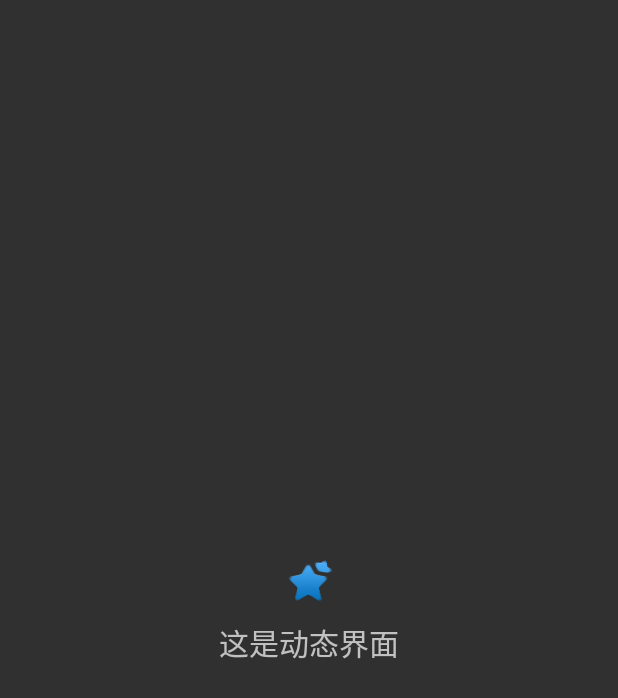
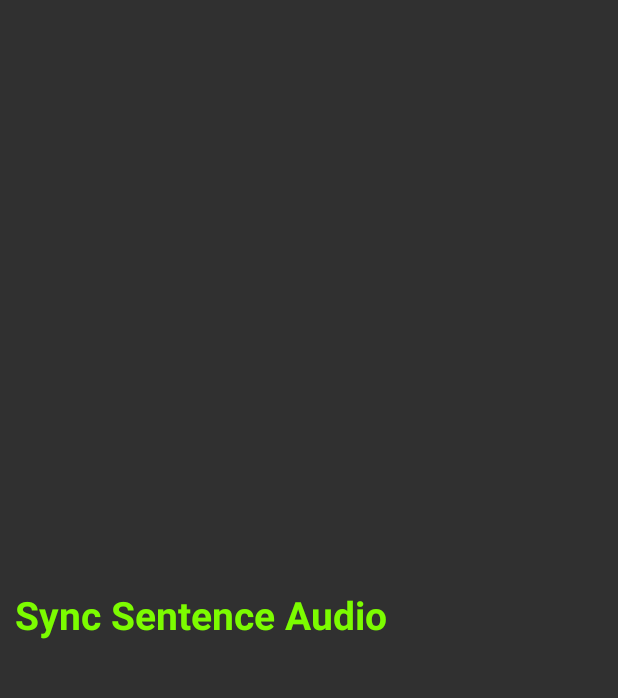
Before and after one commit to MYZ6/android-player, an Android app: the fragment SettingFragment shown on its own in the app's theme, on a phone screen of 412 x 824 dp. Shown: the top 698 px of the screen. Run offline under Robolectric (Android 15) with nearby library versions, the light colour scheme and no system bars; our stand-ins replace Volley.

Commit message:
sync sentence audio data from remote server

```diff
--- a/app/src/main/AndroidManifest.xml
+++ b/app/src/main/AndroidManifest.xml
@@ -36,6 +36,7 @@
 
     <uses-permission android:name="android.permission.READ_EXTERNAL_STORAGE" />
     <uses-permission android:name="android.permission.WRITE_EXTERNAL_STORAGE" />
+    <uses-permission android:name="android.permission.INTERNET" />
 
     <receiver android:name=".MusicIntentReceiver">
         <intent-filter>
--- a/app/src/main/java/com/chenyi/langeasy/MainActivity.java
+++ b/app/src/main/java/com/chenyi/langeasy/MainActivity.java
@@ -82,7 +82,7 @@ public class MainActivity extends Activity implements OnClickListener ,PlayListF
         fragmentManager = getFragmentManager();
         Log.i("test","123456");
         // 第一次启动时选中第0个tab
-        setTabSelection(0);
+        setTabSelection(2);
         Log.i("test","4567yui");
     }
 
--- a/app/src/main/java/com/chenyi/langeasy/SettingFragment.java
+++ b/app/src/main/java/com/chenyi/langeasy/SettingFragment.java
@@ -1,18 +1,39 @@
 package com.chenyi.langeasy;
 
+import android.app.Activity;
 import android.app.Fragment;
+import android.content.Context;
 import android.os.Bundle;
 import android.view.LayoutInflater;
 import android.view.View;
 import android.view.ViewGroup;
+import android.widget.TextView;
+import android.widget.Toast;
 
 public class SettingFragment extends Fragment {
+
+    private SentenceAudio sentenceAudio;
 
     @Override
     public View onCreateView(LayoutInflater inflater, ViewGroup container,
                              Bundle savedInstanceState) {
         View settingLayout = inflater.inflate(R.layout.setting, container,
                 false);
+
+        TextView sync_saudio = (TextView) settingLayout.findViewById(R.id.sync_saudio);
+
+        Activity activity = getActivity();
+        sentenceAudio = new SentenceAudio(activity);
+        final Context applicationContext = activity.getApplicationContext();
+        sync_saudio.setOnClickListener(new View.OnClickListener() {
+
+            @Override
+            public void onClick(View arg0) {
+                sentenceAudio.syncList();
+                Toast.makeText(applicationContext, "sync_saudio test", Toast.LENGTH_SHORT).show();
+
+            }
+        });
         return settingLayout;
     }
 
--- a/app/src/main/res/layout/setting.xml
+++ b/app/src/main/res/layout/setting.xml
@@ -4,24 +4,24 @@
     android:layout_height="match_parent" >
 
     <LinearLayout
-        android:layout_width="wrap_content"
+        android:layout_width="fill_parent"
         android:layout_height="wrap_content"
         android:layout_centerInParent="true"
         android:orientation="vertical" >
+        <TextView
+            android:id="@+id/sync_saudio"
+            android:layout_width="fill_parent"
+            android:layout_height="50dp"
+            android:layout_below="@id/pron"
+            android:layout_marginTop="10dp"
+            android:layout_weight="1"
+            android:paddingLeft="10dp"
+            android:text="Sync Sentence Audio"
+            android:textColor="#7CFC00"
+            android:textSize="26dp"
+            android:textStyle="bold" />"
 
-        <ImageView
-            android:layout_width="wrap_content"
-            android:layout_height="wrap_content"
-            android:layout_gravity="center_horizontal"
-            android:src="@drawable/news_selected" />
 
-        <TextView
-            android:layout_width="wrap_content"
-            android:layout_height="wrap_content"
-            android:layout_gravity="center_horizontal"
-            android:padding="10dp"
-            android:text="这是动态界面"
-            android:textSize="20sp" />
     </LinearLayout>
 
 </RelativeLayout>
--- a/build.gradle
+++ b/build.gradle
@@ -2,6 +2,7 @@
 buildscript {
     repositories {
         jcenter()
+        mavenCentral()
     }
     dependencies {
         classpath 'com.android.tools.build:gradle:2.1.3'
@@ -11,5 +12,6 @@ buildscript {
 allprojects {
     repositories {
         jcenter()
+        mavenCentral()
     }
 }
--- a/settings.gradle
+++ b/settings.gradle
@@ -1 +1 @@
-include ':app'
+include ':app', ':volley'
```
Also changed, not shown: app/build.gradle (+11 -2 lines), app/src/main/java/com/chenyi/langeasy/MusicPlayerFragment.java (+21 -4 lines), app/src/main/java/com/chenyi/langeasy/SentenceAudio.java (+139 -3 lines), app/src/main/java/com/chenyi/langeasy/TestActivity.java (added, +27 -0 lines), 2 other files. Lines whose indentation alone changed are shown as unchanged.
